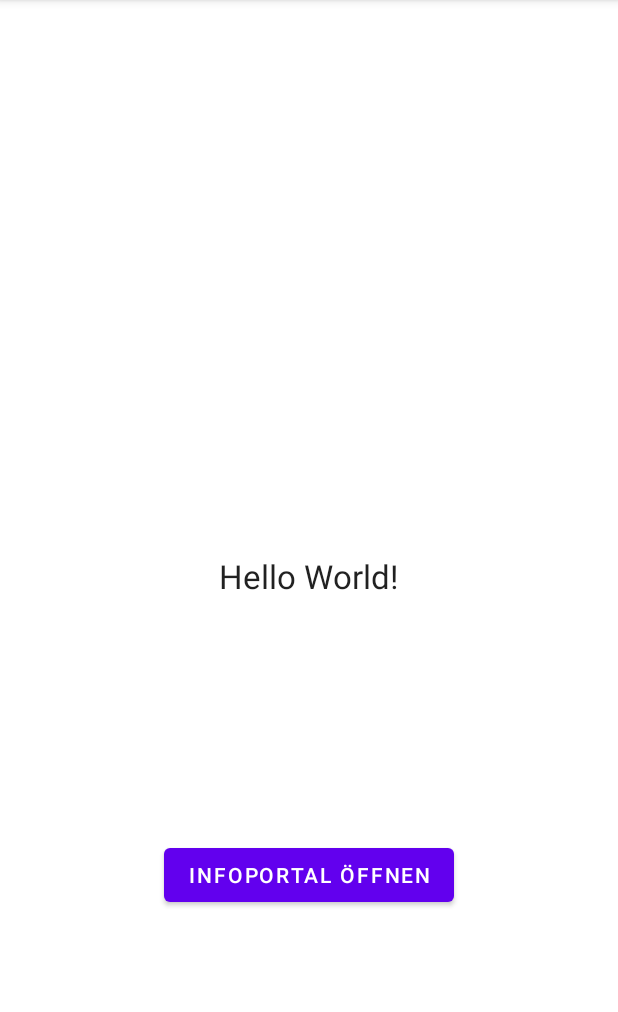
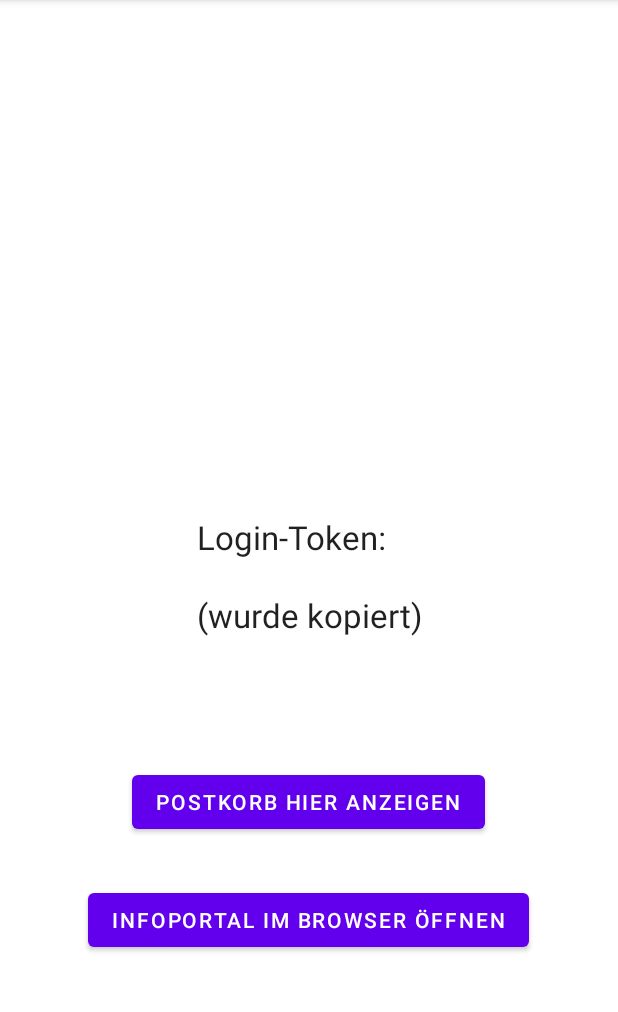
Before and after one commit to mastermax1988/MyInfoportal, an Android app: the screen it shows after launch (MainActivity), on a phone screen of 412 x 824 dp, the part 84-1096 px from its top. Run offline under Robolectric (Android 15) with nearby library versions, the phone set to English and light mode, and no system bars; libraries missing offline, so code that uses them is left out: org.jboss.aerogear; 2 statements that could not run were skipped.

Commit message:
parsing postkorb

```diff
--- a/app/src/main/AndroidManifest.xml
+++ b/app/src/main/AndroidManifest.xml
@@ -9,7 +9,7 @@
         android:roundIcon="@mipmap/ic_launcher_round"
         android:supportsRtl="true"
         android:theme="@style/Theme.MyInfoportal">
-        <activity android:name=".WebView"></activity>
+        <activity android:name=".WebView" android:screenOrientation="landscape"></activity>
         <activity android:name=".MainActivity">
             <intent-filter>
                 <action android:name="android.intent.action.MAIN" />
--- a/app/src/main/java/com/example/myinfoportal/MainActivity.java
+++ b/app/src/main/java/com/example/myinfoportal/MainActivity.java
@@ -1,6 +1,7 @@
 package com.example.myinfoportal;
 
 import androidx.annotation.NonNull;
+import androidx.annotation.Nullable;
 import androidx.appcompat.app.AppCompatActivity;
 
 import android.accounts.AccountManager;
@@ -12,6 +13,7 @@ import android.content.ClipData;
 import android.content.ClipboardManager;
 import android.content.Context;
 import android.content.Intent;
+import android.net.Uri;
 import android.os.Bundle;
 import android.os.Handler;
 import android.os.Message;
@@ -20,22 +22,64 @@ import android.widget.TextView;
 
 import org.jboss.aerogear.security.otp.Totp;
 
+import java.util.Timer;
+import java.util.TimerTask;
 
 
 public class MainActivity extends AppCompatActivity {
+
 
     @Override
     protected void onCreate(Bundle savedInstanceState) {
         super.onCreate(savedInstanceState);
         setContentView(R.layout.activity_main);
-        Totp generator = new Totp(BuildConfig.TOTP_KEY);
-        TextView txt = findViewById(R.id.txt);
-        txt.setText("Login-Token:\n" + generator.now());
-        ClipboardManager cp = (ClipboardManager) getSystemService(Context.CLIPBOARD_SERVICE);
-        cp.setPrimaryClip(ClipData.newPlainText("",generator.now()));
+
+        updateToken();
         findViewById(R.id.button).setOnClickListener((e)->{
             Intent intent = new Intent(this,WebView.class);
             startActivity(intent);
         });
+        findViewById(R.id.btnBrowser).setOnClickListener((e)->
+        {
+            Intent i = new Intent(Intent.ACTION_VIEW, Uri.parse("https://schule-infoportal.de/login/wggymuc"));
+            i.addFlags(Intent.FLAG_ACTIVITY_NEW_TASK);
+            i.setPackage("com.android.chrome");
+            startActivity(i);
+        });
+        Timer timer = new UpdateTimer();
     }
+    private void updateToken()
+    {
+        Totp generator = new Totp(BuildConfig.TOTP_KEY);
+        TextView txt = findViewById(R.id.txt);
+        String token = generator.now();
+        txt.setText("Login-Token:\n" + token +"\n(wurde kopiert)");
+        ClipboardManager cp = (ClipboardManager) getSystemService(Context.CLIPBOARD_SERVICE);
+        cp.setPrimaryClip(ClipData.newPlainText("Infoportal",token));
+    }
+
+    private class UpdateTimer extends Timer
+    {
+        public UpdateTimer()
+        {
+            TimerTask task = new TimerTask() {
+                @Override
+                public void run() {
+                    runOnUiThread(new Runnable() {
+                        @Override
+                        public void run() {
+                            updateToken();
+                        }
+                    });
+                }
+            };
+            schedule(task,10000,10000);
+        }
+    }
+    @Override
+    protected void onSaveInstanceState(@NonNull Bundle outState) {
+        super.onSaveInstanceState(outState);
+    }
+
+
 }
--- a/app/src/main/res/layout/activity_main.xml
+++ b/app/src/main/res/layout/activity_main.xml
@@ -21,10 +21,24 @@
         android:id="@+id/button"
         android:layout_width="wrap_content"
         android:layout_height="wrap_content"
-        android:text="Infoportal öffnen"
+        android:text="Postkorb hier anzeigen"
         app:layout_constraintBottom_toBottomOf="parent"
         app:layout_constraintEnd_toEndOf="parent"
+        app:layout_constraintHorizontal_bias="0.497"
         app:layout_constraintStart_toStartOf="parent"
-        app:layout_constraintTop_toBottomOf="@+id/txt" />
+        app:layout_constraintTop_toBottomOf="@+id/txt"
+        app:layout_constraintVertical_bias="0.291" />
+
+    <Button
+        android:id="@+id/btnBrowser"
+        android:layout_width="wrap_content"
+        android:layout_height="wrap_content"
+        android:text="Infoportal im Browser öffnen"
+        app:layout_constraintBottom_toBottomOf="parent"
+        app:layout_constraintEnd_toEndOf="parent"
+        app:layout_constraintHorizontal_bias="0.495"
+        app:layout_constraintStart_toStartOf="parent"
+        app:layout_constraintTop_toBottomOf="@+id/button"
+        app:layout_constraintVertical_bias="0.192" />
 
 </androidx.constraintlayout.widget.ConstraintLayout>
```
Also changed, not shown: app/src/main/java/com/example/myinfoportal/WebView.java (+62 -8 lines).
